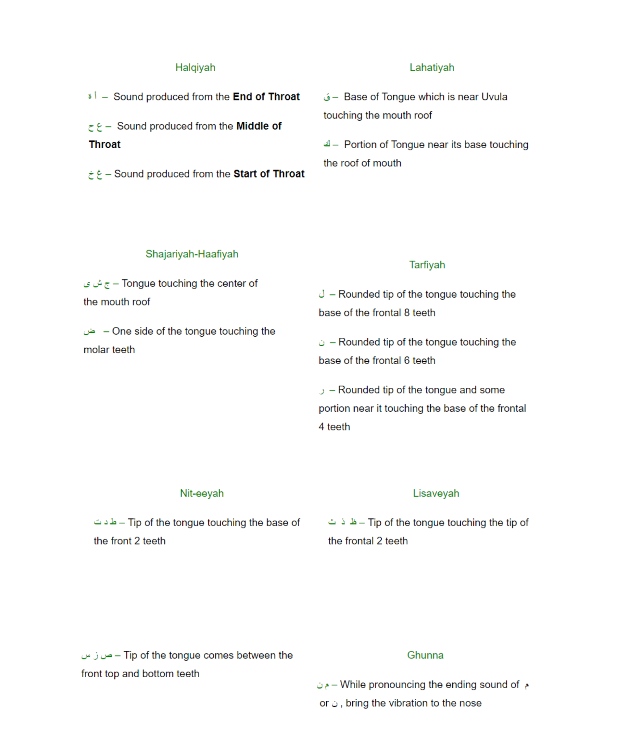
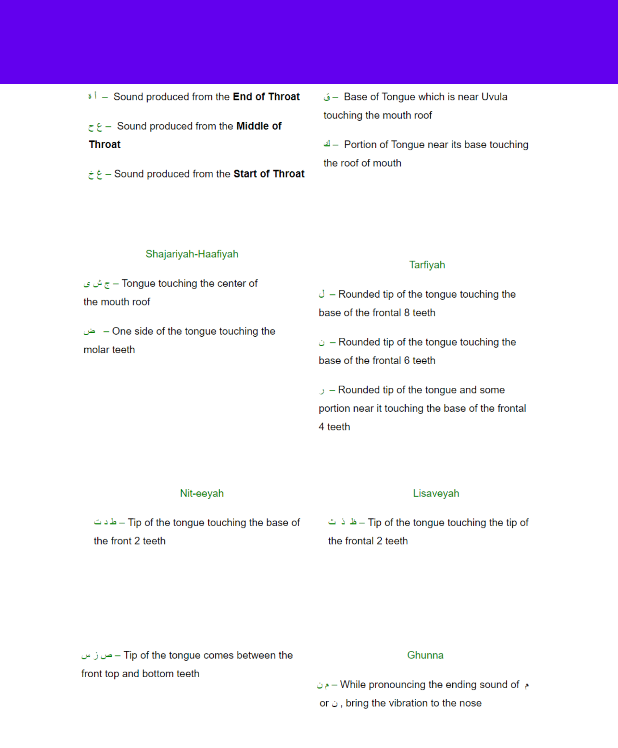
Before and after one commit to FatimaShah11/task2, an Android app: the PracticeActivity screen opened directly, with no data from a screen before it, on a phone screen of 412 x 824 dp. Shown: the top 748 px of the screen. Run offline under Robolectric (Android 15) with nearby library versions, the phone set to English and light mode, and no system bars.

Commit message:
appBar_pract.Acti

```diff
--- a/app/src/main/res/layout/practice_activity.xml
+++ b/app/src/main/res/layout/practice_activity.xml
@@ -56,6 +56,17 @@
             app:layout_constraintStart_toStartOf="@+id/imageView4"
             app:layout_constraintTop_toTopOf="@+id/imageView4"
             app:srcCompat="@drawable/d" />
+        <androidx.appcompat.widget.Toolbar
+            android:id="@+id/toolbar3"
+            android:layout_width="match_parent"
+            android:layout_height="wrap_content"
+            android:background="?attr/colorPrimary"
+            android:minHeight="?attr/actionBarSize"
+            android:theme="?attr/actionBarTheme"
+            app:layout_constraintEnd_toEndOf="parent"
+            app:layout_constraintHorizontal_bias="0.0"
+            app:layout_constraintStart_toStartOf="parent"
+            app:layout_constraintTop_toTopOf="parent" />
 
     </androidx.constraintlayout.widget.ConstraintLayout>
 </ScrollView>
```
Also changed, not shown: app/src/main/java/com/example/quizz544a/PracticeActivity.java (+8 -9 lines).
